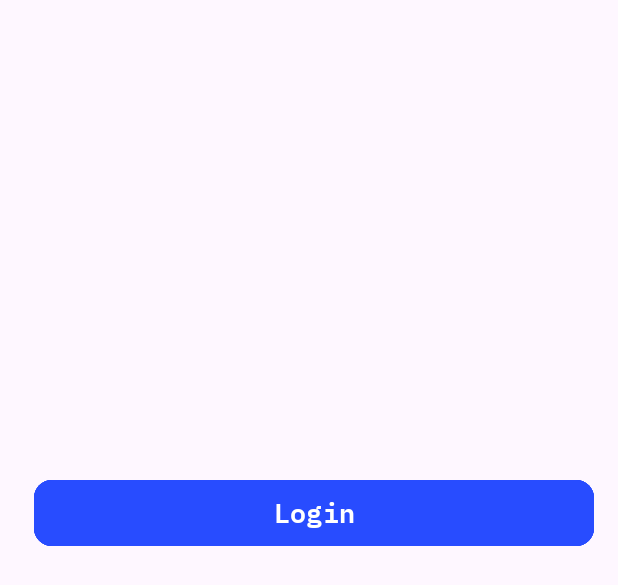
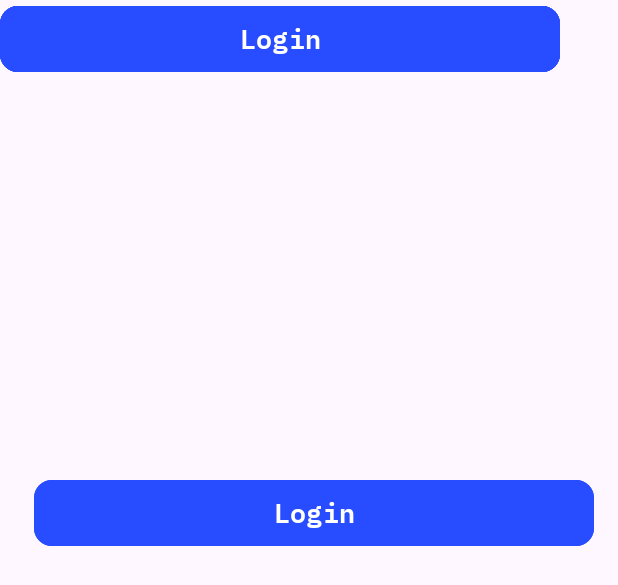
Before and after one commit to Juan3130162/Proyecto_nativas, an Android app: the layout activity_product.xml on its own in the app's theme, with its tools: preview values and no code run, on a phone screen of 412 x 824 dp. Shown: the top 585 px of the screen. Run offline under Robolectric (Android 15) with nearby library versions, the light colour scheme and no system bars.

Commit message:
Creacion de activity_product.xml

```diff
--- a/app/src/main/res/layout/activity_product.xml
+++ b/app/src/main/res/layout/activity_product.xml
@@ -30,10 +30,18 @@
         android:fontFamily="@font/mono_semibold"
         android:text="@string/login"
         android:textSize="18sp"
+        app:cornerRadius="12dp" />
+
+    <Button
+        android:id="@+id/btn_l"
+        android:layout_width="373dp"
+        android:layout_height="52dp"
+        android:backgroundTint="@color/main_color"
+        android:fontFamily="@font/mono_semibold"
+        android:text="@string/login"
+        android:textSize="18sp"
         app:cornerRadius="12dp"
-        app:layout_constraintEnd_toEndOf="parent"
-        app:layout_constraintHorizontal_bias="0.578"
-        app:layout_constraintStart_toStartOf="parent"
-        app:layout_constraintTop_toTopOf="parent" />
+        tools:layout_editor_absoluteX="16dp"
+        tools:layout_editor_absoluteY="171dp" />
 
 </androidx.constraintlayout.widget.ConstraintLayout>
```
